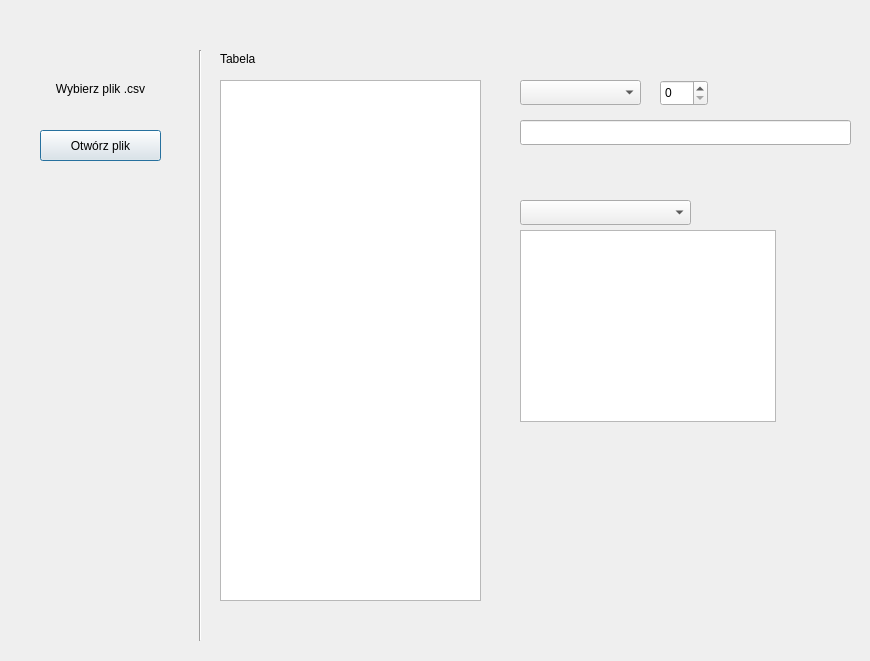
This is app.ui in kolodziejpawel98/PremierLeagueApp as Qt 5 draws it before an edit. The edited form follows.
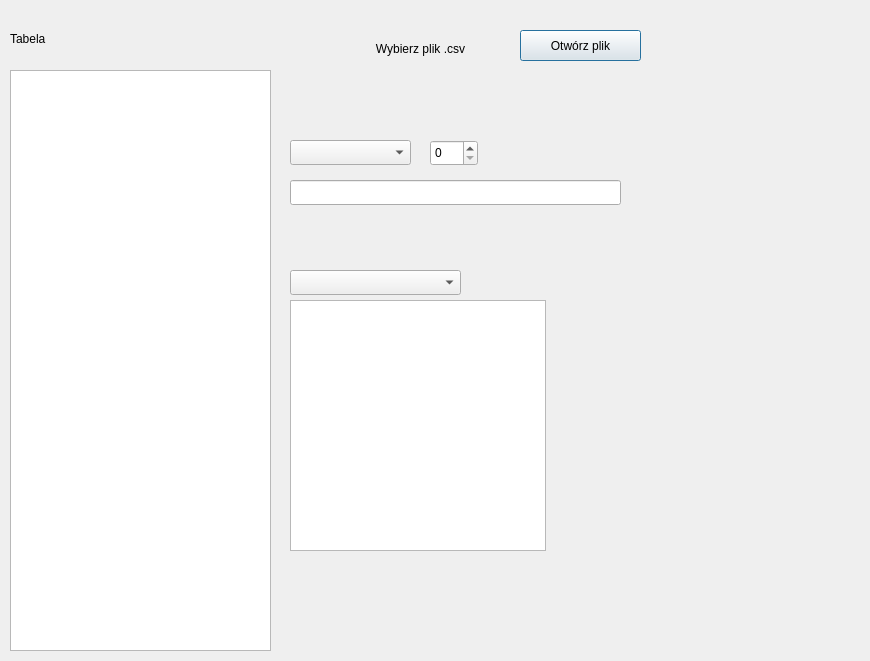
This is the edited form.

Commit message: file opening, table dictionary

```diff
--- a/app.ui
+++ b/app.ui
@@ -16,8 +16,8 @@
   <widget class="QPushButton" name="pushButton_openFile">
    <property name="geometry">
     <rect>
-     <x>40</x>
-     <y>130</y>
+     <x>520</x>
+     <y>30</y>
      <width>121</width>
      <height>31</height>
     </rect>
@@ -29,8 +29,8 @@
   <widget class="QLabel" name="label_chooseCSV">
    <property name="geometry">
     <rect>
-     <x>20</x>
-     <y>80</y>
+     <x>340</x>
+     <y>40</y>
      <width>161</width>
      <height>17</height>
     </rect>
@@ -42,24 +42,11 @@
     <set>Qt::AlignCenter</set>
    </property>
   </widget>
-  <widget class="Line" name="line">
-   <property name="geometry">
-    <rect>
-     <x>190</x>
-     <y>50</y>
-     <width>20</width>
-     <height>591</height>
-    </rect>
-   </property>
-   <property name="orientation">
-    <enum>Qt::Vertical</enum>
-   </property>
-  </widget>
   <widget class="QLabel" name="label_table">
    <property name="geometry">
     <rect>
-     <x>220</x>
-     <y>50</y>
+     <x>10</x>
+     <y>30</y>
      <width>67</width>
      <height>17</height>
     </rect>
@@ -71,18 +58,18 @@
   <widget class="QTextBrowser" name="textBrowser_table">
    <property name="geometry">
     <rect>
-     <x>220</x>
-     <y>80</y>
+     <x>10</x>
+     <y>70</y>
      <width>261</width>
-     <height>521</height>
+     <height>581</height>
     </rect>
    </property>
   </widget>
   <widget class="QComboBox" name="comboBox_roundTeam">
    <property name="geometry">
     <rect>
-     <x>520</x>
-     <y>80</y>
+     <x>290</x>
+     <y>140</y>
      <width>121</width>
      <height>25</height>
     </rect>
@@ -91,8 +78,8 @@
   <widget class="QSpinBox" name="spinBox_RoundNumber">
    <property name="geometry">
     <rect>
-     <x>660</x>
-     <y>80</y>
+     <x>430</x>
+     <y>140</y>
      <width>48</width>
      <height>26</height>
     </rect>
@@ -101,8 +88,8 @@
   <widget class="QLineEdit" name="lineEdit_roundResult">
    <property name="geometry">
     <rect>
-     <x>520</x>
-     <y>120</y>
+     <x>290</x>
+     <y>180</y>
      <width>331</width>
      <height>25</height>
     </rect>
@@ -111,8 +98,8 @@
   <widget class="QComboBox" name="comboBox_goalsScoredConceded">
    <property name="geometry">
     <rect>
-     <x>520</x>
-     <y>200</y>
+     <x>290</x>
+     <y>270</y>
      <width>171</width>
      <height>25</height>
     </rect>
@@ -121,13 +108,26 @@
   <widget class="QTextBrowser" name="textBrowser_goalsScoredConceded">
    <property name="geometry">
     <rect>
-     <x>520</x>
-     <y>230</y>
+     <x>290</x>
+     <y>300</y>
      <width>256</width>
-     <height>192</height>
+     <height>251</height>
     </rect>
    </property>
   </widget>
+  <widget class="QLabel" name="label_fileName">
+   <property name="geometry">
+    <rect>
+     <x>370</x>
+     <y>70</y>
+     <width>481</width>
+     <height>17</height>
+    </rect>
+   </property>
+   <property name="text">
+    <string/>
+   </property>
+  </widget>
  </widget>
  <resources/>
  <connections/>
```
The commit also changes 1 other file.
